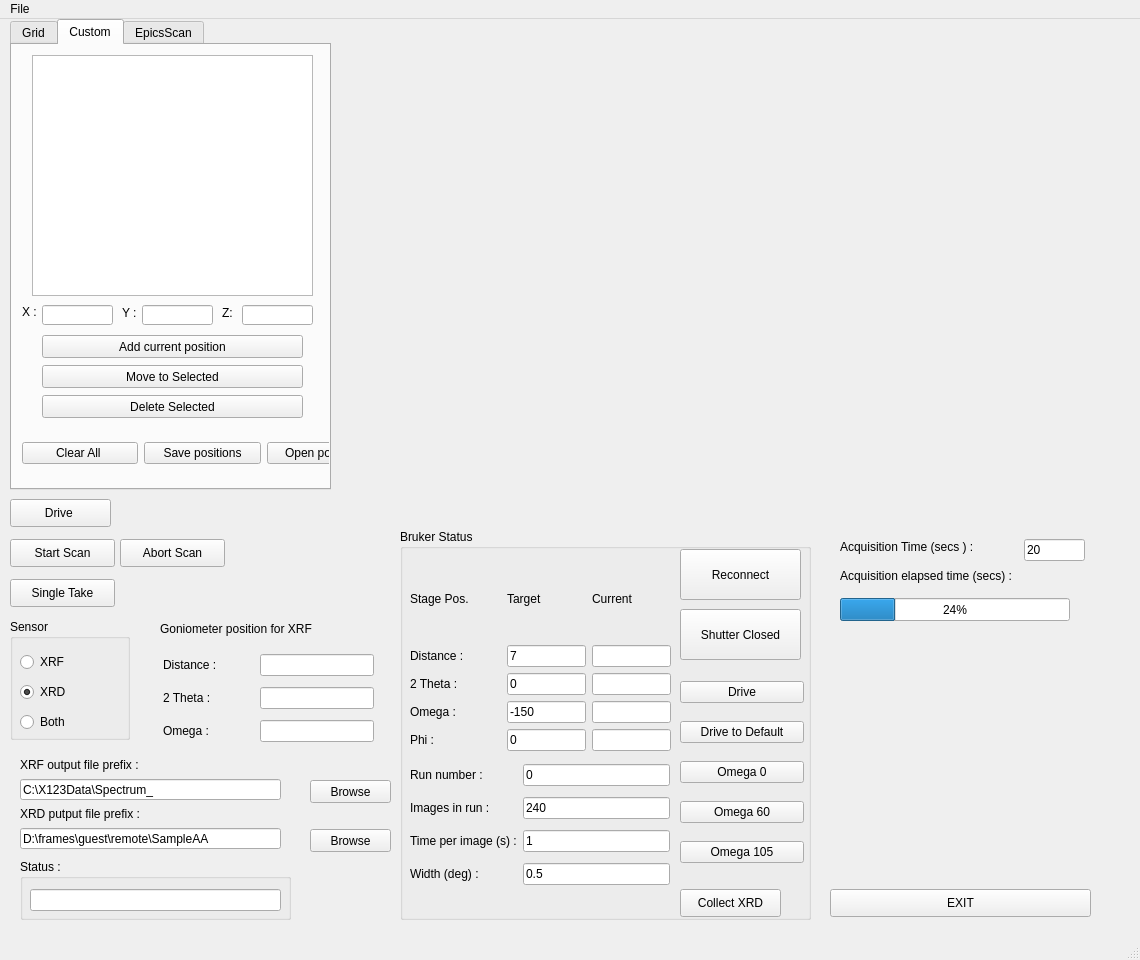
Qt form gridscan_mainwin.ui (hgarbeil/pyAmptek) before a commit.
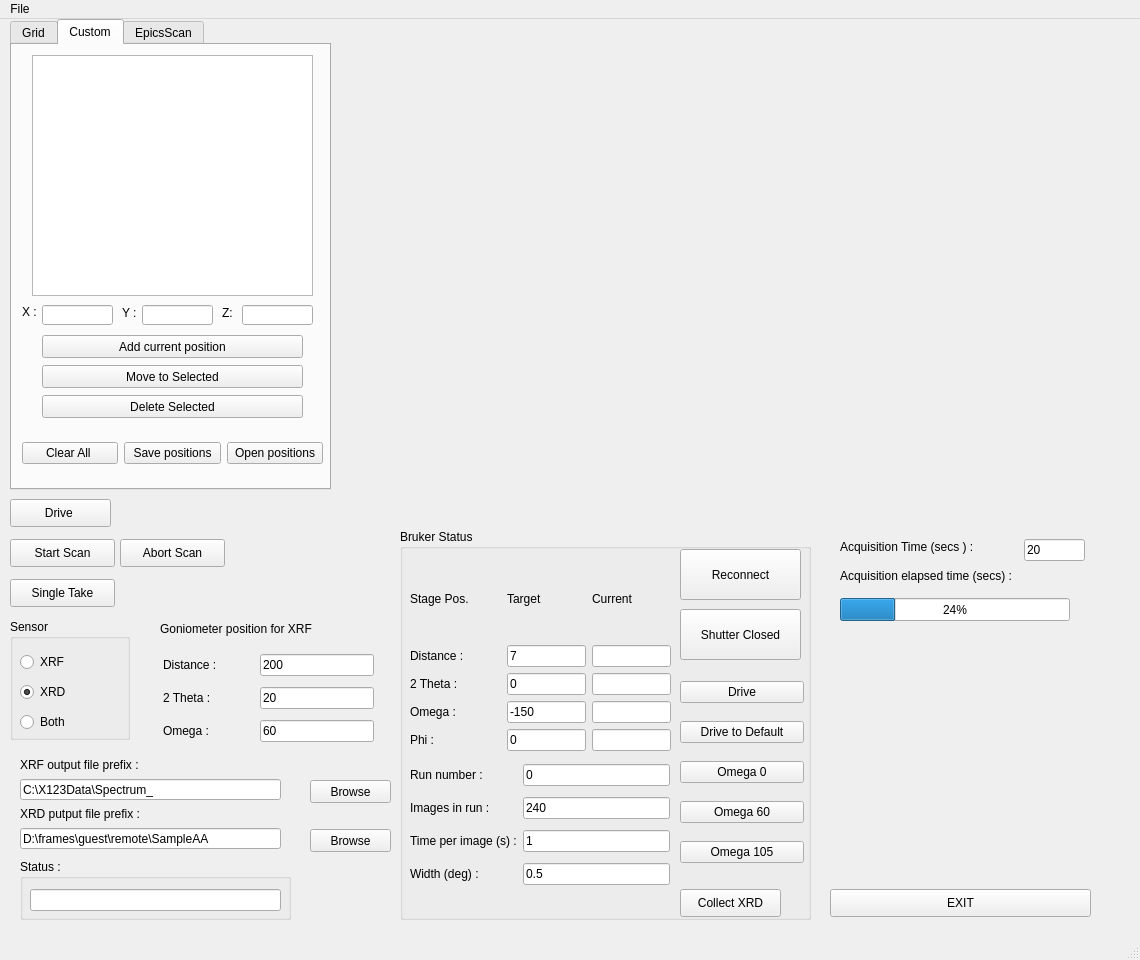
The same form after that commit. Custom widgets are drawn as their Qt base class.

Commit message: default gon. positions

The edit to the form file:
```diff
--- a/gridscan_mainwin.ui
+++ b/gridscan_mainwin.ui
@@ -699,7 +699,7 @@
        <rect>
         <x>10</x>
         <y>390</y>
-        <width>361</width>
+        <width>301</width>
         <height>36</height>
        </rect>
       </property>
@@ -1262,7 +1262,11 @@
       </widget>
      </item>
      <item row="0" column="1">
-      <widget class="QLineEdit" name="distStashLE"/>
+      <widget class="QLineEdit" name="distStashLE">
+       <property name="text">
+        <string>200</string>
+       </property>
+      </widget>
      </item>
      <item row="1" column="0">
       <widget class="QLabel" name="label_28">
@@ -1272,7 +1276,11 @@
       </widget>
      </item>
      <item row="1" column="1">
-      <widget class="QLineEdit" name="twothetaStashLE"/>
+      <widget class="QLineEdit" name="twothetaStashLE">
+       <property name="text">
+        <string>20</string>
+       </property>
+      </widget>
      </item>
      <item row="2" column="0">
       <widget class="QLabel" name="label_30">
@@ -1282,7 +1290,11 @@
       </widget>
      </item>
      <item row="2" column="1">
-      <widget class="QLineEdit" name="omegaStashLE"/>
+      <widget class="QLineEdit" name="omegaStashLE">
+       <property name="text">
+        <string>60</string>
+       </property>
+      </widget>
      </item>
     </layout>
    </widget>
```
Left out of the diff: 2 changed lines with no effect on the pictures.
